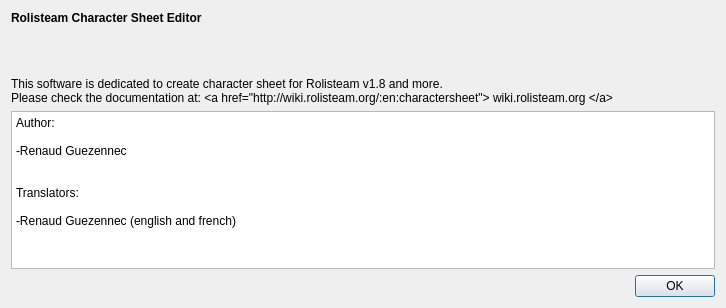
This is aboutrcse.ui in Rolisteam/rolisteam as Qt 5 draws it before an edit. The edited form follows.
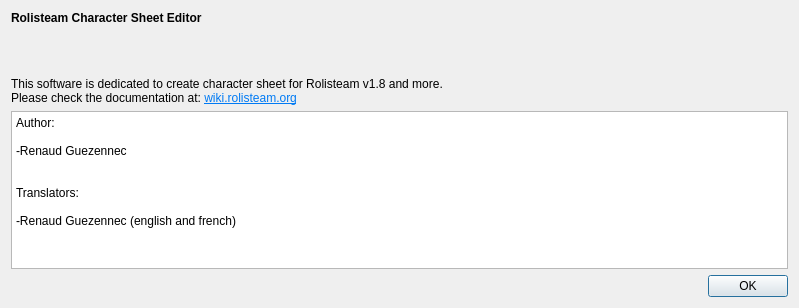
This is the edited form.

Diff of the .ui file:
```diff
--- a/aboutrcse.ui
+++ b/aboutrcse.ui
@@ -6,7 +6,7 @@
    <rect>
     <x>0</x>
     <y>0</y>
-    <width>726</width>
+    <width>799</width>
     <height>308</height>
    </rect>
   </property>
@@ -17,7 +17,13 @@
    <item>
     <widget class="QLabel" name="label">
      <property name="text">
-      <string>&lt;html&gt;&lt;head/&gt;&lt;body&gt;&lt;p&gt;&lt;span style=&quot; font-weight:600;&quot;&gt;Rolisteam Character Sheet Editor&lt;/span&gt;&lt;/p&gt;&lt;p&gt;&lt;br/&gt;&lt;/p&gt;&lt;p&gt;This software is dedicated to create character sheet for Rolisteam v1.8 and more. &lt;br/&gt;Please check the documentation at: &amp;lt;a href=&amp;quot;http://wiki.rolisteam.org/:en:charactersheet&amp;quot;&amp;gt; wiki.rolisteam.org &amp;lt;/a&amp;gt;&lt;/p&gt;&lt;/body&gt;&lt;/html&gt;</string>
+      <string>&lt;html&gt;&lt;head/&gt;&lt;body&gt;&lt;p&gt;&lt;span style=&quot; font-weight:600;&quot;&gt;Rolisteam Character Sheet Editor&lt;/span&gt;&lt;/p&gt;&lt;p&gt;&lt;br/&gt;&lt;/p&gt;&lt;p&gt;This software is dedicated to create character sheet for Rolisteam v1.8 and more. &lt;br/&gt;Please check the documentation at: &lt;a href=&quot;http://wiki.rolisteam.org/index.php/En:CharacterSheet&quot;&gt;&lt;span style=&quot; text-decoration: underline; color:#007af4;&quot;&gt;wiki.rolisteam.org&lt;/span&gt;&lt;/a&gt;&lt;/p&gt;&lt;/body&gt;&lt;/html&gt;</string>
+     </property>
+     <property name="openExternalLinks">
+      <bool>true</bool>
+     </property>
+     <property name="textInteractionFlags">
+      <set>Qt::LinksAccessibleByKeyboard|Qt::LinksAccessibleByMouse</set>
      </property>
     </widget>
    </item>
@@ -27,15 +33,15 @@
       <string>&lt;!DOCTYPE HTML PUBLIC &quot;-//W3C//DTD HTML 4.0//EN&quot; &quot;http://www.w3.org/TR/REC-html40/strict.dtd&quot;&gt;
 &lt;html&gt;&lt;head&gt;&lt;meta name=&quot;qrichtext&quot; content=&quot;1&quot; /&gt;&lt;style type=&quot;text/css&quot;&gt;
 p, li { white-space: pre-wrap; }
-&lt;/style&gt;&lt;/head&gt;&lt;body style=&quot; font-family:'Sans Serif'; font-size:9pt; font-weight:400; font-style:normal;&quot;&gt;
-&lt;p style=&quot; margin-top:0px; margin-bottom:0px; margin-left:0px; margin-right:0px; -qt-block-indent:0; text-indent:0px;&quot;&gt;Author:&lt;/p&gt;
-&lt;p style=&quot;-qt-paragraph-type:empty; margin-top:0px; margin-bottom:0px; margin-left:0px; margin-right:0px; -qt-block-indent:0; text-indent:0px;&quot;&gt;&lt;br /&gt;&lt;/p&gt;
-&lt;p style=&quot; margin-top:0px; margin-bottom:0px; margin-left:0px; margin-right:0px; -qt-block-indent:0; text-indent:0px;&quot;&gt;-Renaud Guezennec&lt;/p&gt;
-&lt;p style=&quot;-qt-paragraph-type:empty; margin-top:0px; margin-bottom:0px; margin-left:0px; margin-right:0px; -qt-block-indent:0; text-indent:0px;&quot;&gt;&lt;br /&gt;&lt;/p&gt;
-&lt;p style=&quot;-qt-paragraph-type:empty; margin-top:0px; margin-bottom:0px; margin-left:0px; margin-right:0px; -qt-block-indent:0; text-indent:0px;&quot;&gt;&lt;br /&gt;&lt;/p&gt;
-&lt;p style=&quot; margin-top:0px; margin-bottom:0px; margin-left:0px; margin-right:0px; -qt-block-indent:0; text-indent:0px;&quot;&gt;Translators:&lt;/p&gt;
-&lt;p style=&quot;-qt-paragraph-type:empty; margin-top:0px; margin-bottom:0px; margin-left:0px; margin-right:0px; -qt-block-indent:0; text-indent:0px;&quot;&gt;&lt;br /&gt;&lt;/p&gt;
-&lt;p style=&quot; margin-top:0px; margin-bottom:0px; margin-left:0px; margin-right:0px; -qt-block-indent:0; text-indent:0px;&quot;&gt;-Renaud Guezennec (english and french)&lt;/p&gt;&lt;/body&gt;&lt;/html&gt;</string>
+&lt;/style&gt;&lt;/head&gt;&lt;body style=&quot; font-family:'Ubuntu'; font-size:11pt; font-weight:400; font-style:normal;&quot;&gt;
+&lt;p style=&quot; margin-top:0px; margin-bottom:0px; margin-left:0px; margin-right:0px; -qt-block-indent:0; text-indent:0px;&quot;&gt;&lt;span style=&quot; font-family:'Sans Serif'; font-size:9pt;&quot;&gt;Author:&lt;/span&gt;&lt;/p&gt;
+&lt;p style=&quot;-qt-paragraph-type:empty; margin-top:0px; margin-bottom:0px; margin-left:0px; margin-right:0px; -qt-block-indent:0; text-indent:0px; font-family:'Sans Serif'; font-size:9pt;&quot;&gt;&lt;br /&gt;&lt;/p&gt;
+&lt;p style=&quot; margin-top:0px; margin-bottom:0px; margin-left:0px; margin-right:0px; -qt-block-indent:0; text-indent:0px;&quot;&gt;&lt;span style=&quot; font-family:'Sans Serif'; font-size:9pt;&quot;&gt;-Renaud Guezennec&lt;/span&gt;&lt;/p&gt;
+&lt;p style=&quot;-qt-paragraph-type:empty; margin-top:0px; margin-bottom:0px; margin-left:0px; margin-right:0px; -qt-block-indent:0; text-indent:0px; font-family:'Sans Serif'; font-size:9pt;&quot;&gt;&lt;br /&gt;&lt;/p&gt;
+&lt;p style=&quot;-qt-paragraph-type:empty; margin-top:0px; margin-bottom:0px; margin-left:0px; margin-right:0px; -qt-block-indent:0; text-indent:0px; font-family:'Sans Serif'; font-size:9pt;&quot;&gt;&lt;br /&gt;&lt;/p&gt;
+&lt;p style=&quot; margin-top:0px; margin-bottom:0px; margin-left:0px; margin-right:0px; -qt-block-indent:0; text-indent:0px;&quot;&gt;&lt;span style=&quot; font-family:'Sans Serif'; font-size:9pt;&quot;&gt;Translators:&lt;/span&gt;&lt;/p&gt;
+&lt;p style=&quot;-qt-paragraph-type:empty; margin-top:0px; margin-bottom:0px; margin-left:0px; margin-right:0px; -qt-block-indent:0; text-indent:0px; font-family:'Sans Serif'; font-size:9pt;&quot;&gt;&lt;br /&gt;&lt;/p&gt;
+&lt;p style=&quot; margin-top:0px; margin-bottom:0px; margin-left:0px; margin-right:0px; -qt-block-indent:0; text-indent:0px;&quot;&gt;&lt;span style=&quot; font-family:'Sans Serif'; font-size:9pt;&quot;&gt;-Renaud Guezennec (english and french)&lt;/span&gt;&lt;/p&gt;&lt;/body&gt;&lt;/html&gt;</string>
      </property>
     </widget>
    </item>
```
